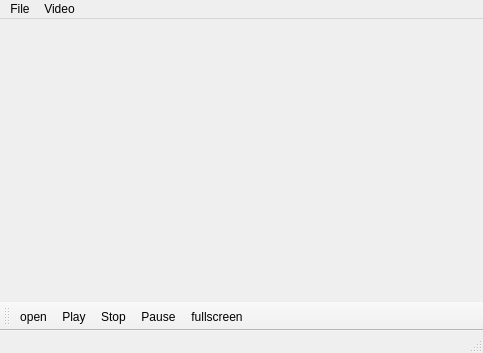
Qt form mediaplayer.ui (stupid-kid-af/Media-Player-Qt) before a commit.
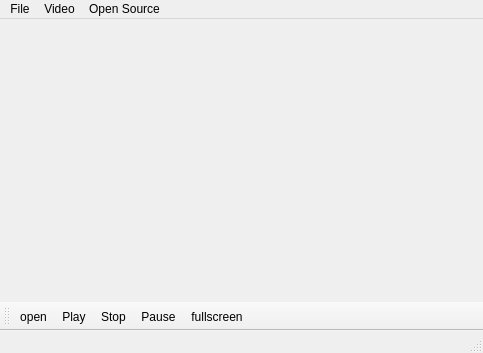
The same form after that commit. Icons and pictures are not drawn.

Patch:
```diff
--- a/mediaplayer.ui
+++ b/mediaplayer.ui
@@ -20,7 +20,7 @@
      <x>0</x>
      <y>0</y>
      <width>483</width>
-     <height>25</height>
+     <height>22</height>
     </rect>
    </property>
    <widget class="QMenu" name="menuFile">
@@ -39,8 +39,14 @@
     <addaction name="actionPause"/>
     <addaction name="actionFullscreen"/>
    </widget>
+   <widget class="QMenu" name="menuOpen_Source">
+    <property name="title">
+     <string>Open Source</string>
+    </property>
+   </widget>
    <addaction name="menuFile"/>
    <addaction name="menuVideo"/>
+   <addaction name="menuOpen_Source"/>
   </widget>
   <widget class="QToolBar" name="fullscreen">
    <attribute name="toolBarArea">
```
Left out of the diff: 3 changed lines with no effect on the pictures.
